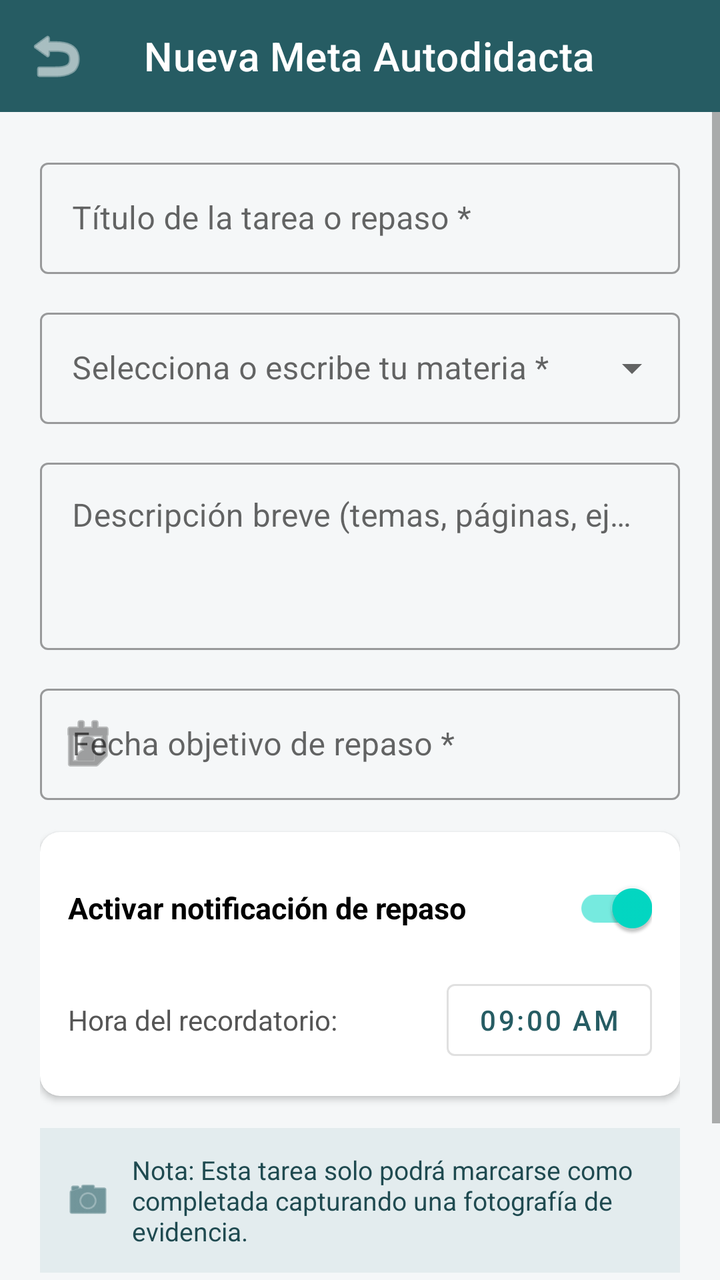
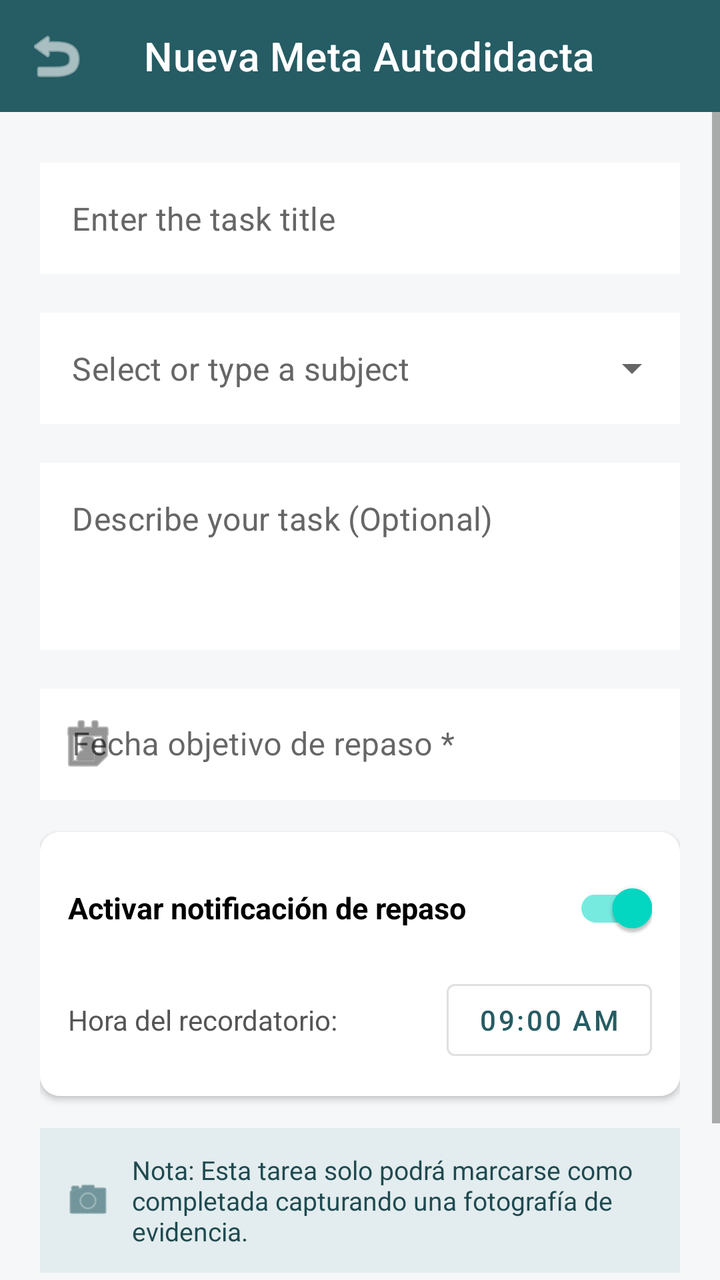

The first picture is an Android layout as it rendered before a commit; the second is the same layout after the commit. The layout source and the unified diff follow.
<!-- AndroidManifest.xml: application theme Theme.Journalite -->
<!-- res/layout/activity_agregar_tarea.xml -->
<?xml version="1.0" encoding="utf-8"?>
<LinearLayout xmlns:android="http://schemas.android.com/apk/res/android"
    xmlns:app="http://schemas.android.com/apk/res-auto"
    android:layout_width="match_parent"
    android:layout_height="match_parent"
    android:background="#F5F7F8"
    android:orientation="vertical">

    
    <com.google.android.material.appbar.MaterialToolbar
        android:id="@+id/toolbarAgregar"
        android:layout_width="match_parent"
        android:layout_height="?attr/actionBarSize"
        android:background="#265C63"
        app:navigationIcon="@android:drawable/ic_menu_revert"
        app:navigationIconTint="@color/white"
        app:title="Nueva Meta Autodidacta"
        app:titleTextColor="@color/white" />

    <ScrollView
        android:layout_width="match_parent"
        android:layout_height="match_parent"
        android:fillViewport="true">

        <LinearLayout
            android:layout_width="match_parent"
            android:layout_height="wrap_content"
            android:orientation="vertical"
            android:padding="20dp">

            
            <com.google.android.material.textfield.TextInputLayout
                style="@style/Widget.MaterialComponents.TextInputLayout.OutlinedBox"
                android:layout_width="match_parent"
                android:layout_height="wrap_content"
                android:layout_marginBottom="14dp"
                android:hint="Título de la tarea o repaso *">

                <com.google.android.material.textfield.TextInputEditText
                    android:id="@+id/etTitulo"
                    android:layout_width="match_parent"
                    android:layout_height="wrap_content"
                    android:inputType="textCapSentences"
                    android:maxLines="1" />
            </com.google.android.material.textfield.TextInputLayout>

            
            <com.google.android.material.textfield.TextInputLayout
                style="@style/Widget.MaterialComponents.TextInputLayout.OutlinedBox.ExposedDropdownMenu"
                android:layout_width="match_parent"
                android:layout_height="wrap_content"
                android:layout_marginBottom="14dp"
                android:hint="Selecciona o escribe tu materia *">

                <AutoCompleteTextView
                    android:id="@+id/actvMateria"
                    android:layout_width="match_parent"
                    android:layout_height="wrap_content"
                    android:inputType="textCapWords"
                    android:maxLines="1" />
            </com.google.android.material.textfield.TextInputLayout>

            
            <com.google.android.material.textfield.TextInputLayout
                style="@style/Widget.MaterialComponents.TextInputLayout.OutlinedBox"
                android:layout_width="match_parent"
                android:layout_height="wrap_content"
                android:layout_marginBottom="14dp"
                android:hint="Descripción breve (temas, páginas, ejercicios)">

                <com.google.android.material.textfield.TextInputEditText
                    android:id="@+id/etDescripcion"
                    android:layout_width="match_parent"
                    android:layout_height="wrap_content"
                    android:gravity="top"
                    android:inputType="textMultiLine|textCapSentences"
                    android:minLines="3" />
            </com.google.android.material.textfield.TextInputLayout>

            
            <com.google.android.material.textfield.TextInputLayout
                style="@style/Widget.MaterialComponents.TextInputLayout.OutlinedBox"
                android:layout_width="match_parent"
                android:layout_height="wrap_content"
                android:layout_marginBottom="16dp"
                android:hint="Fecha objetivo de repaso *"
                app:startIconDrawable="@android:drawable/ic_menu_my_calendar">

                <com.google.android.material.textfield.TextInputEditText
                    android:id="@+id/etFecha"
                    android:layout_width="match_parent"
                    android:layout_height="wrap_content"
                    android:clickable="true"
                    android:focusable="false"
                    android:inputType="none" />
            </com.google.android.material.textfield.TextInputLayout>

            
            <androidx.cardview.widget.CardView
                android:layout_width="match_parent"
                android:layout_height="wrap_content"
                android:layout_marginBottom="16dp"
                app:cardCornerRadius="10dp"
                app:cardElevation="2dp">

                <LinearLayout
                    android:layout_width="match_parent"
                    android:layout_height="wrap_content"
                    android:orientation="vertical"
                    android:padding="14dp">

                    <com.google.android.material.switchmaterial.SwitchMaterial
                        android:id="@+id/switchNotificacion"
                        android:layout_width="match_parent"
                        android:layout_height="wrap_content"
                        android:checked="true"
                        android:text="Activar notificación de repaso"
                        android:textSize="15sp"
                        android:textStyle="bold" />

                    <LinearLayout
                        android:id="@+id/layoutHoraRecordatorio"
                        android:layout_width="match_parent"
                        android:layout_height="wrap_content"
                        android:layout_marginTop="8dp"
                        android:gravity="center_vertical"
                        android:orientation="horizontal">

                        <TextView
                            android:layout_width="0dp"
                            android:layout_height="wrap_content"
                            android:layout_weight="1"
                            android:text="Hora del recordatorio:"
                            android:textColor="#555555" />

                        <Button
                            android:id="@+id/btnSeleccionarHora"
                            style="@style/Widget.MaterialComponents.Button.OutlinedButton"
                            android:layout_width="wrap_content"
                            android:layout_height="wrap_content"
                            android:text="09:00 AM"
                            android:textColor="#265C63" />
                    </LinearLayout>
                </LinearLayout>
            </androidx.cardview.widget.CardView>

            
            <LinearLayout
                android:layout_width="match_parent"
                android:layout_height="wrap_content"
                android:layout_marginBottom="20dp"
                android:background="#E3ECEE"
                android:gravity="center_vertical"
                android:orientation="horizontal"
                android:padding="12dp">

                <ImageView
                    android:layout_width="24dp"
                    android:layout_height="24dp"
                    android:layout_marginEnd="10dp"
                    android:contentDescription="Cámara"
                    android:src="@android:drawable/ic_menu_camera"
                    app:tint="#265C63" />

                <TextView
                    android:layout_width="0dp"
                    android:layout_height="wrap_content"
                    android:layout_weight="1"
                    android:text="Nota: Esta tarea solo podrá marcarse como completada capturando una fotografía de evidencia."
                    android:textColor="#1F4A50"
                    android:textSize="13sp" />
            </LinearLayout>

            
            <Button
                android:id="@+id/btnGuardarTarea"
                android:layout_width="match_parent"
                android:layout_height="54dp"
                android:backgroundTint="#265C63"
                android:text="Guardar Tarea"
                android:textAllCaps="false"
                android:textColor="@color/white"
                android:textSize="16sp"
                android:textStyle="bold" />

        </LinearLayout>
    </ScrollView>
</LinearLayout>
<!-- resources referenced by this layout -->
<resources>
  <color name="white">#FFFFFFFF</color>
  <style name="Theme.Journalite" parent="Theme.MaterialComponents.DayNight.NoActionBar">
          
          <item name="colorPrimary">@color/purple_500</item>
          <item name="colorPrimaryVariant">@color/purple_700</item>
          <item name="colorOnPrimary">@color/white</item>
          
          <item name="colorSecondary">@color/teal_200</item>
          <item name="colorSecondaryVariant">@color/teal_700</item>
          <item name="colorOnSecondary">@color/black</item>
          
          <item name="android:statusBarColor">?attr/colorPrimaryVariant</item>
          
      </style>
  <color name="purple_500">#FF6200EE</color>
  <color name="purple_700">#FF3700B3</color>
  <color name="teal_200">#FF03DAC5</color>
  <color name="teal_700">#FF018786</color>
  <color name="black">#FF000000</color>
</resources>

<!-- the commit's change to res/layout/activity_agregar_tarea.xml (unified diff, before → after) -->
@@ -34,14 +34,19 @@
                 android:layout_width="match_parent"
                 android:layout_height="wrap_content"
                 android:layout_marginBottom="14dp"
-                android:hint="Título de la tarea o repaso *">
+                android:hint="@string/title_hint"
+                android:textColorHint="#00FFFFFF">
 
                 <com.google.android.material.textfield.TextInputEditText
                     android:id="@+id/etTitulo"
                     android:layout_width="match_parent"
                     android:layout_height="wrap_content"
+                    android:background="#FFFFFF"
+                    android:hint="@string/error_title_required"
                     android:inputType="textCapSentences"
-                    android:maxLines="1" />
+                    android:maxLines="1"
+                    android:textColor="#000000"
+                    android:textColorHint="#666666" />
             </com.google.android.material.textfield.TextInputLayout>
 
             
@@ -50,14 +55,23 @@
                 android:layout_width="match_parent"
                 android:layout_height="wrap_content"
                 android:layout_marginBottom="14dp"
-                android:hint="Selecciona o escribe tu materia *">
+                android:hint="@string/subject_hint"
+                android:textColorHint="#00FFFFFF">
 
                 <AutoCompleteTextView
                     android:id="@+id/actvMateria"
                     android:layout_width="match_parent"
                     android:layout_height="wrap_content"
+                    android:background="#FFFFFF"
+                    android:backgroundTint="#FFFFFF"
+                    android:hint="@string/error_subject_required"
                     android:inputType="textCapWords"
-                    android:maxLines="1" />
+                    android:maxLines="1"
+                    android:popupBackground="#717171"
+                    android:textColor="#000000"
+                    android:textColorHighlight="#000000"
+                    android:textColorHint="#666666"
+                    android:textColorLink="#757575" />
             </com.google.android.material.textfield.TextInputLayout>
 
             
@@ -66,15 +80,20 @@
                 android:layout_width="match_parent"
                 android:layout_height="wrap_content"
                 android:layout_marginBottom="14dp"
-                android:hint="Descripción breve (temas, páginas, ejercicios)">
+                android:hint="@string/description_hint"
+                android:textColorHint="#00FFFFFF">
 
                 <com.google.android.material.textfield.TextInputEditText
                     android:id="@+id/etDescripcion"
                     android:layout_width="match_parent"
                     android:layout_height="wrap_content"
+                    android:background="#FFFFFF"
                     android:gravity="top"
+                    android:hint="@string/error_description_optional"
                     android:inputType="textMultiLine|textCapSentences"
-                    android:minLines="3" />
+                    android:minLines="3"
+                    android:textColor="#000000"
+                    android:textColorHint="#666666" />
             </com.google.android.material.textfield.TextInputLayout>
 
             
@@ -84,15 +103,18 @@
                 android:layout_height="wrap_content"
                 android:layout_marginBottom="16dp"
                 android:hint="Fecha objetivo de repaso *"
-                app:startIconDrawable="@android:drawable/ic_menu_my_calendar">
+                app:startIconDrawable="@android:drawable/ic_menu_my_calendar"
+                app:startIconTint="#4D4D4D">
 
                 <com.google.android.material.textfield.TextInputEditText
                     android:id="@+id/etFecha"
                     android:layout_width="match_parent"
                     android:layout_height="wrap_content"
+                    android:background="#FFFFFF"
                     android:clickable="true"
                     android:focusable="false"
-                    android:inputType="none" />
+                    android:inputType="none"
+                    android:textColor="#000000" />
             </com.google.android.material.textfield.TextInputLayout>
 
             
@@ -106,6 +128,7 @@
                 <LinearLayout
                     android:layout_width="match_parent"
                     android:layout_height="wrap_content"
+                    android:background="#FFFFFF"
                     android:orientation="vertical"
                     android:padding="14dp">
 
@@ -115,6 +138,7 @@
                         android:layout_height="wrap_content"
                         android:checked="true"
                         android:text="Activar notificación de repaso"
+                        android:textColor="#000000"
                         android:textSize="15sp"
                         android:textStyle="bold" />
 
<!-- resource entries referenced after the edit -->
@@ -1,6 +1,12 @@
 <!-- resources referenced by this layout -->
 <resources>
   <color name="white">#FFFFFFFF</color>
+  <string name="description_hint">Brief description (topics, pages, exercises)</string>
+  <string name="error_description_optional">Describe your task (Optional)</string>
+  <string name="error_subject_required">Select or type a subject</string>
+  <string name="error_title_required">Enter the task title</string>
+  <string name="subject_hint">Select or enter your subject *</string>
+  <string name="title_hint">Task or study session title *</string>
   <style name="Theme.Journalite" parent="Theme.MaterialComponents.DayNight.NoActionBar">
           
           <item name="colorPrimary">@color/purple_500</item>
